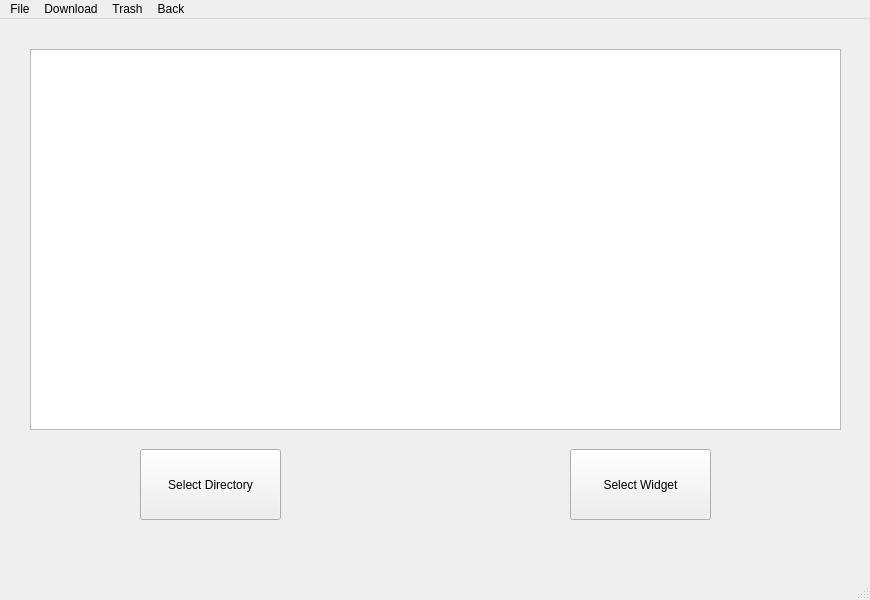
Above: mainwindow.ui from brennanafrank/EasyDraft before the change. Below: the same form after it.
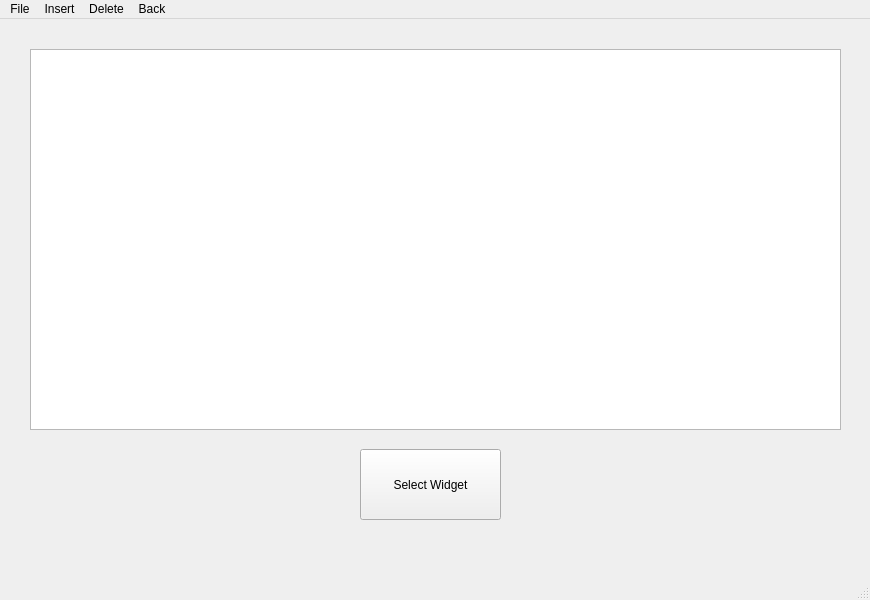
That is the form after the change. The open tabs and pages were chosen to show the change. Icons and pictures are not drawn.

```diff
--- a/mainwindow.ui
+++ b/mainwindow.ui
@@ -26,35 +26,7 @@
     <property name="currentIndex">
      <number>0</number>
     </property>
-    <widget class="QWidget" name="page">
-     <widget class="QPushButton" name="pushButton">
-      <property name="geometry">
-       <rect>
-        <x>360</x>
-        <y>230</y>
-        <width>100</width>
-        <height>32</height>
-       </rect>
-      </property>
-      <property name="text">
-       <string>Start</string>
-      </property>
-     </widget>
-    </widget>
     <widget class="QWidget" name="page_2">
-     <widget class="QPushButton" name="pushButton_2">
-      <property name="geometry">
-       <rect>
-        <x>140</x>
-        <y>430</y>
-        <width>141</width>
-        <height>71</height>
-       </rect>
-      </property>
-      <property name="text">
-       <string>Select Directory</string>
-      </property>
-     </widget>
      <widget class="QListWidget" name="listWidget">
       <property name="geometry">
        <rect>
@@ -68,7 +40,7 @@
      <widget class="QPushButton" name="pushButton_4">
       <property name="geometry">
        <rect>
-        <x>570</x>
+        <x>360</x>
         <y>430</y>
         <width>141</width>
         <height>71</height>
@@ -185,13 +157,13 @@
    </widget>
    <widget class="QMenu" name="menuDownload">
     <property name="title">
-     <string>Download</string>
+     <string>Insert</string>
     </property>
     <addaction name="actionDownload_2"/>
    </widget>
    <widget class="QMenu" name="menuTrash">
     <property name="title">
-     <string>Trash</string>
+     <string>Delete</string>
     </property>
     <addaction name="actionTrash_2"/>
    </widget>
@@ -237,7 +209,7 @@
     <iconset theme="drive-optical"/>
    </property>
    <property name="text">
-    <string>Download</string>
+    <string>Local</string>
    </property>
   </action>
   <action name="actionTrash_2">
```
